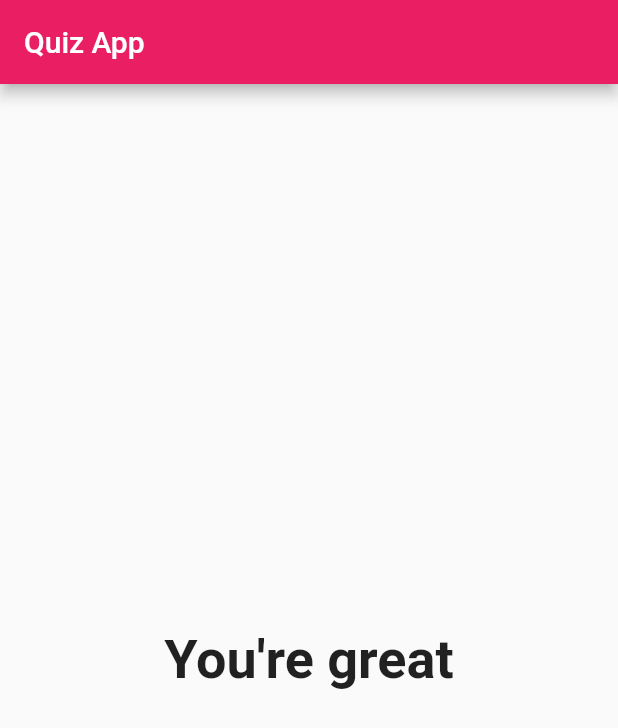
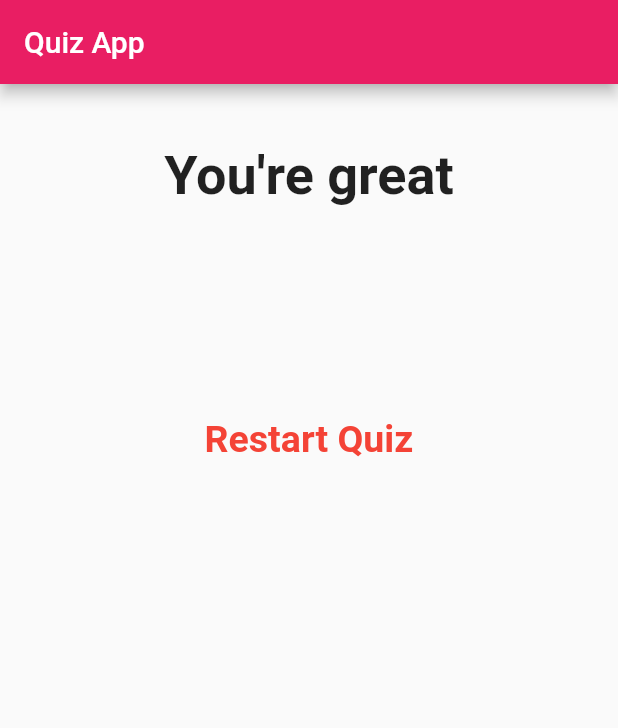
Before and after one commit to gauravxdhingra/FlutterUdemy, a Flutter app: the screen it shows after launch, after a tap on "Gaurav", after a tap on "20", after a tap on "Black", on a phone screen of 412 x 824 dp. Shown: the top 728 px of the screen. Run offline on Flutter 3.47's test engine with Material 2 defaults, Android fonts, the phone set to English and light mode, and no system bars.

Commit message:
Reset Quiz Button

```diff
--- a/lib/Result.dart
+++ b/lib/Result.dart
@@ -2,8 +2,9 @@ import 'package:flutter/material.dart';
 
 class Result extends StatelessWidget {
   final int resultScore;
+  final Function resetHandler;
 
-  Result(this.resultScore);
+  Result(this.resultScore, this.resetHandler);
 
   String get resultPhrase {
     var resultText = 'You did it!';
@@ -20,6 +21,11 @@ class Result extends StatelessWidget {
   @override
   Widget build(BuildContext context) {
     return Center(
+      child: Column(
+        children: <Widget>[
+          Container(
+            child: Padding(
+              padding: const EdgeInsets.all(40),
               child: Text(
                 resultPhrase,
                 textAlign: TextAlign.center,
@@ -28,6 +34,23 @@ class Result extends StatelessWidget {
                   fontWeight: FontWeight.bold,
                 ),
               ),
+            ),
+          ),
+          FlatButton(
+            child: Padding(
+              padding: const EdgeInsets.all(100),
+              child: Text(
+                'Restart Quiz',
+                style: TextStyle(
+                    fontSize: 25,
+                    fontWeight: FontWeight.bold,
+                    color: Colors.red),
+              ),
+            ),
+            onPressed: resetHandler,
+          )
+        ],
+      ),
     );
   }
 }
--- a/lib/main.dart
+++ b/lib/main.dart
@@ -27,8 +27,14 @@ class MyAppState extends State<MyApp> {
     print(_questionIndex);
     if (_questionIndex < _ques.length) {
       print('We have more questons');
-    } else
-      (print('No more questions'));
+    }
+  }
+
+  void _resetQuiz() {
+    setState(() {
+      _questionIndex = 0;
+      _totalScore = 0;
+    });
   }
 
   final _ques = const [
@@ -79,7 +85,7 @@ class MyAppState extends State<MyApp> {
                 ques: _ques,
                 answerQuestion: _answerQuestion,
                 questionIndex: _questionIndex)
-            : Result(_totalScore),
+            : Result(_totalScore, _resetQuiz),
       ),
     );
   }
```
Lines whose indentation alone changed are shown as unchanged.
